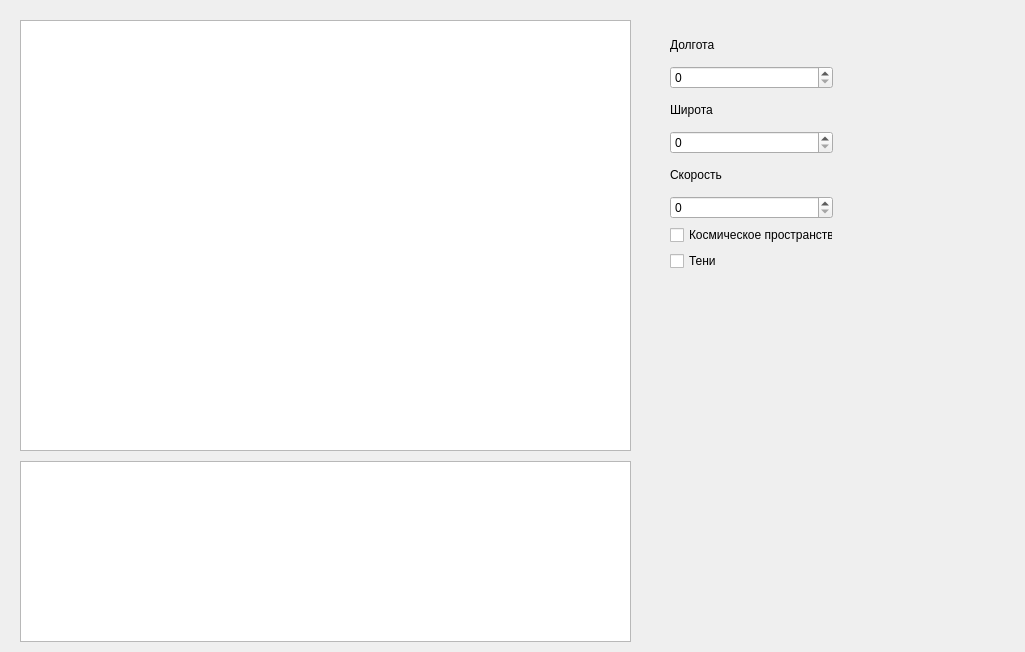
Old version of the form main.ui in the repository verdenkaa/satellite-trajectory.
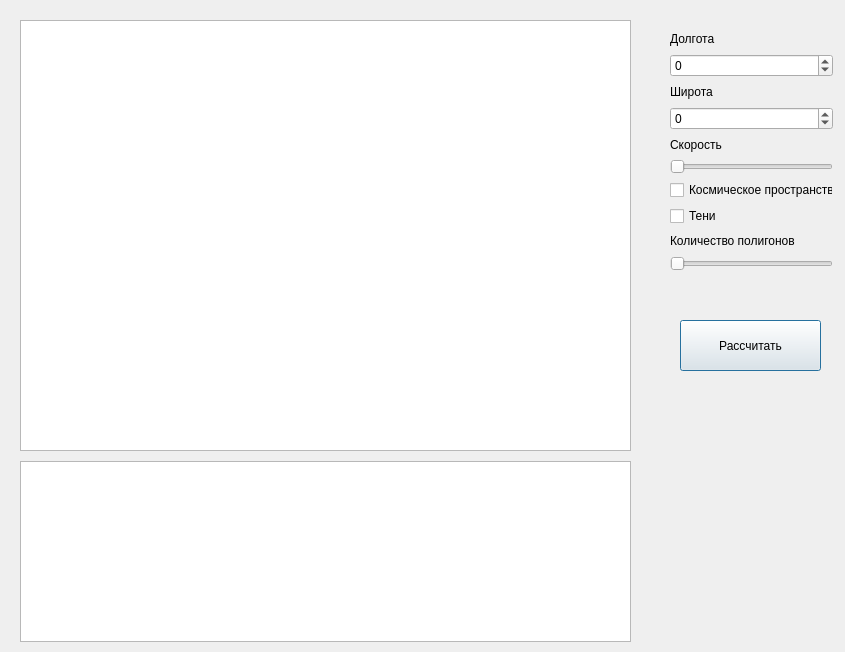
New version of the form.

Diff of the .ui file:
```diff
--- a/main.ui
+++ b/main.ui
@@ -6,7 +6,7 @@
    <rect>
     <x>0</x>
     <y>0</y>
-    <width>1025</width>
+    <width>845</width>
     <height>652</height>
    </rect>
   </property>
@@ -41,7 +41,14 @@
      </widget>
     </item>
     <item>
-     <widget class="QSpinBox" name="spinBox_3"/>
+     <widget class="QSpinBox" name="longtitude">
+      <property name="minimum">
+       <number>-90</number>
+      </property>
+      <property name="maximum">
+       <number>90</number>
+      </property>
+     </widget>
     </item>
     <item>
      <widget class="QLabel" name="label_2">
@@ -51,7 +58,14 @@
      </widget>
     </item>
     <item>
-     <widget class="QSpinBox" name="spinBox_2"/>
+     <widget class="QSpinBox" name="latitude">
+      <property name="minimum">
+       <number>-180</number>
+      </property>
+      <property name="maximum">
+       <number>180</number>
+      </property>
+     </widget>
     </item>
     <item>
      <widget class="QLabel" name="label_3">
@@ -61,7 +75,17 @@
      </widget>
     </item>
     <item>
-     <widget class="QSpinBox" name="spinBox"/>
+     <widget class="QSlider" name="speed">
+      <property name="minimum">
+       <number>19</number>
+      </property>
+      <property name="maximum">
+       <number>35</number>
+      </property>
+      <property name="orientation">
+       <enum>Qt::Horizontal</enum>
+      </property>
+     </widget>
     </item>
     <item>
      <widget class="QCheckBox" name="checkBox">
@@ -77,6 +101,26 @@
       </property>
      </widget>
     </item>
+    <item>
+     <widget class="QLabel" name="label_4">
+      <property name="text">
+       <string>Количество полигонов</string>
+      </property>
+     </widget>
+    </item>
+    <item>
+     <widget class="QSlider" name="polygons">
+      <property name="minimum">
+       <number>100</number>
+      </property>
+      <property name="maximum">
+       <number>800</number>
+      </property>
+      <property name="orientation">
+       <enum>Qt::Horizontal</enum>
+      </property>
+     </widget>
+    </item>
    </layout>
   </widget>
   <widget class="QGraphicsView" name="energy">
@@ -89,6 +133,19 @@
     </rect>
    </property>
   </widget>
+  <widget class="QPushButton" name="start">
+   <property name="geometry">
+    <rect>
+     <x>680</x>
+     <y>320</y>
+     <width>141</width>
+     <height>51</height>
+    </rect>
+   </property>
+   <property name="text">
+    <string>Рассчитать</string>
+   </property>
+  </widget>
  </widget>
  <resources/>
  <connections/>
```
Left out of the diff: 4 changed lines with no effect on the pictures.
